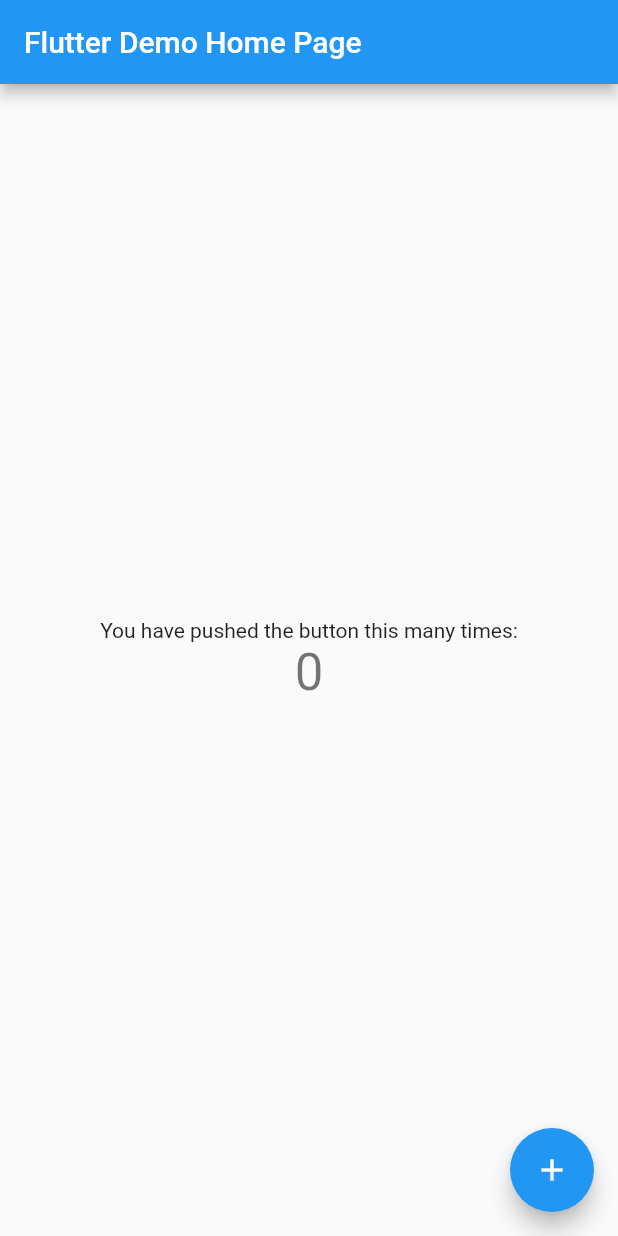
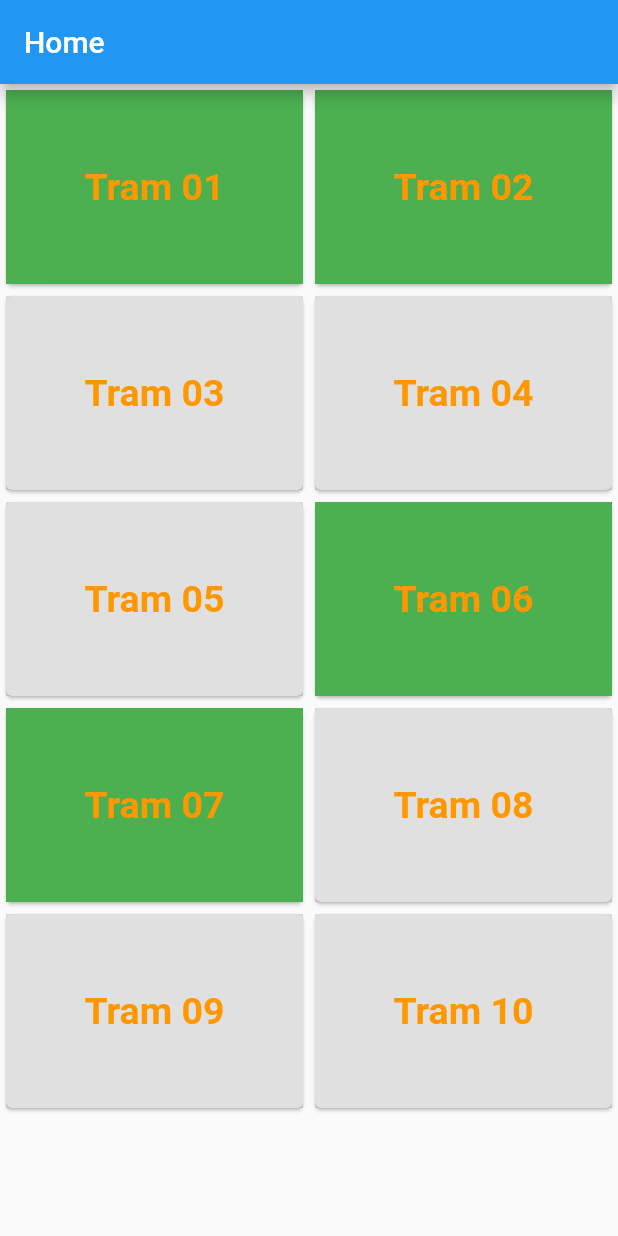
Before and after one commit to thanhtu612/Flutter_radiation, a Flutter app: the screen it shows after launch, on a phone screen of 412 x 824 dp. Run offline on Flutter 3.47's test engine with Material 2 defaults, Android fonts, the phone set to English and light mode, and no system bars.

Commit message:
Update main.dart

```diff
--- a/display_list_gridview/lib/main.dart
+++ b/display_list_gridview/lib/main.dart
@@ -7,109 +7,74 @@
 class MyApp extends StatelessWidget {
   const MyApp({Key? key}) : super(key: key);
 
-  // This widget is the root of your application.
   @override
   Widget build(BuildContext context) {
     return MaterialApp(
       title: 'Flutter Demo',
-      theme: ThemeData(
-        // This is the theme of your application.
-        //
-        // Try running your application with "flutter run". You'll see the
-        // application has a blue toolbar. Then, without quitting the app, try
-        // changing the primarySwatch below to Colors.green and then invoke
-        // "hot reload" (press "r" in the console where you ran "flutter run",
-        // or simply save your changes to "hot reload" in a Flutter IDE).
-        // Notice that the counter didn't reset back to zero; the application
-        // is not restarted.
-        primarySwatch: Colors.blue,
-      ),
-      home: const MyHomePage(title: 'Flutter Demo Home Page'),
+      home: MyHomePage(),
     );
   }
 }
 
-class MyHomePage extends StatefulWidget {
-  const MyHomePage({Key? key, required this.title}) : super(key: key);
-
-  // This widget is the home page of your application. It is stateful, meaning
-  // that it has a State object (defined below) that contains fields that affect
-  // how it looks.
-
-  // This class is the configuration for the state. It holds the values (in this
-  // case the title) provided by the parent (in this case the App widget) and
-  // used by the build method of the State. Fields in a Widget subclass are
-  // always marked "final".
-
-  final String title;
-
-  @override
-  State<MyHomePage> createState() => _MyHomePageState();
-}
-
-class _MyHomePageState extends State<MyHomePage> {
-  int _counter = 0;
-
-  void _incrementCounter() {
-    setState(() {
-      // This call to setState tells the Flutter framework that something has
-      // changed in this State, which causes it to rerun the build method below
-      // so that the display can reflect the updated values. If we changed
-      // _counter without calling setState(), then the build method would not be
-      // called again, and so nothing would appear to happen.
-      _counter++;
-    });
-  }
-
+class MyHomePage extends StatelessWidget {
+  MyHomePage({Key? key}) : super(key: key);
+  List<Station> stations = [
+    Station(01, 'Tram 01', 'public', true),
+    Station(02, 'Tram 02', 'public', true),
+    Station(03, 'Tram 03', 'private', false),
+    Station(04, 'Tram 04', 'private', false),
+    Station(05, 'Tram 05', 'private', false),
+    Station(06, 'Tram 06', 'public', true),
+    Station(07, 'Tram 07', 'public', true),
+    Station(08, 'Tram 08', 'private', false),
+    Station(09, 'Tram 09', 'private', false),
+    Station(10, 'Tram 10', 'private', false),
+  ];
   @override
   Widget build(BuildContext context) {
-    // This method is rerun every time setState is called, for instance as done
-    // by the _incrementCounter method above.
-    //
-    // The Flutter framework has been optimized to make rerunning build methods
-    // fast, so that you can just rebuild anything that needs updating rather
-    // than having to individually change instances of widgets.
     return Scaffold(
-      appBar: AppBar(
-        // Here we take the value from the MyHomePage object that was created by
-        // the App.build method, and use it to set our appbar title.
-        title: Text(widget.title),
+      appBar: AppBar(title: Text('Home')),
+      body: GridView.count(
+        childAspectRatio: 1.5,
+        crossAxisCount: 2,
+        children: stations.map((item) {
+          return StationItem(item: item);
+        }).toList(),
       ),
-      body: Center(
-        // Center is a layout widget. It takes a single child and positions it
-        // in the middle of the parent.
-        child: Column(
-          // Column is also a layout widget. It takes a list of children and
-          // arranges them vertically. By default, it sizes itself to fit its
-          // children horizontally, and tries to be as tall as its parent.
-          //
-          // Invoke "debug painting" (press "p" in the console, choose the
-          // "Toggle Debug Paint" action from the Flutter Inspector in Android
-          // Studio, or the "Toggle Debug Paint" command in Visual Studio Code)
-          // to see the wireframe for each widget.
-          //
-          // Column has various properties to control how it sizes itself and
-          // how it positions its children. Here we use mainAxisAlignment to
-          // center the children vertically; the main axis here is the vertical
-          // axis because Columns are vertical (the cross axis would be
-          // horizontal).
-          mainAxisAlignment: MainAxisAlignment.center,
-          children: <Widget>[
-            const Text(
-              'You have pushed the button this many times:',
-            ),
-            Text(
-              '$_counter',
-              style: Theme.of(context).textTheme.headline4,
-            ),
-          ],
-        ),
-      ),
-      floatingActionButton: FloatingActionButton(
-        onPressed: _incrementCounter,
-        tooltip: 'Increment',
-        child: const Icon(Icons.add),
-      ), // This trailing comma makes auto-formatting nicer for build methods.
     );
   }
 }
+
+class StationItem extends StatelessWidget {
+  const StationItem({Key? key, required this.item}) : super(key: key);
+  final Station item;
+  @override
+  Widget build(BuildContext context) {
+    return InkWell(
+        onTap: () {
+          print('Clicked ${item.name}');
+        },
+        splashColor: Colors.red,
+        child: Card(
+          child: Container(
+            color: item.status ? Colors.green : Colors.black12,
+            alignment: Alignment.center,
+            child: Text(
+              item.name,
+              style: const TextStyle(
+                  color: Colors.orange,
+                  fontSize: 25,
+                  fontWeight: FontWeight.bold),
+            ),
+          ),
+        ));
+  }
+}
+
+class Station {
+  int id;
+  String name;
+  String type;
+  bool status;
+  Station(this.id, this.name, this.type, this.status);
+}
```
